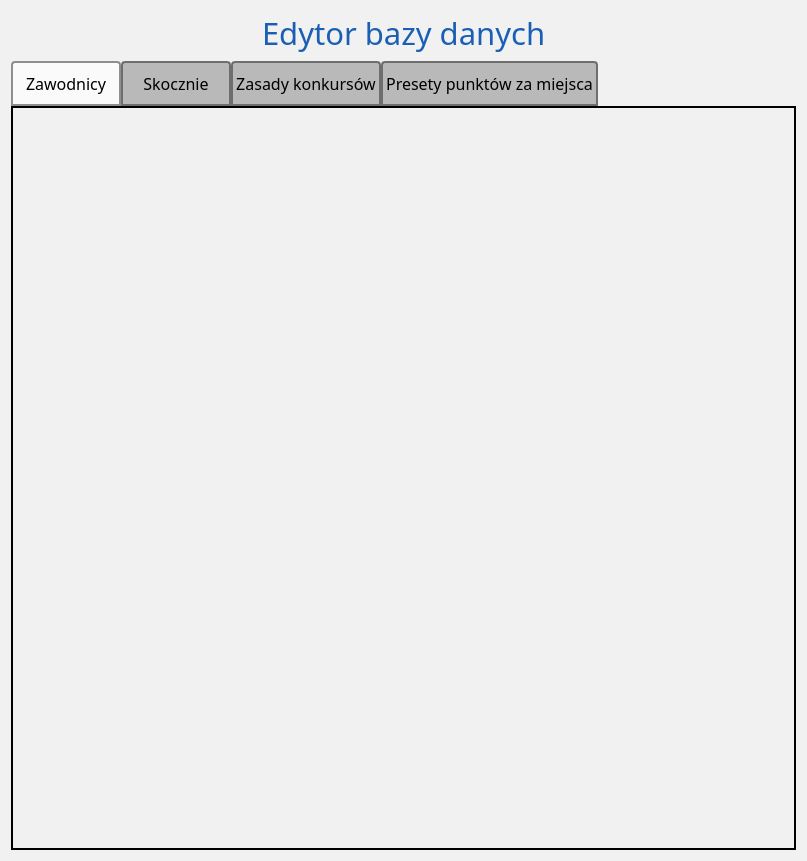
Before: the Qt Designer form source/UI/DatabaseEditor/DatabaseEditorWindow.ui in SiekamCebule/sj-sim, drawn with Qt 5.
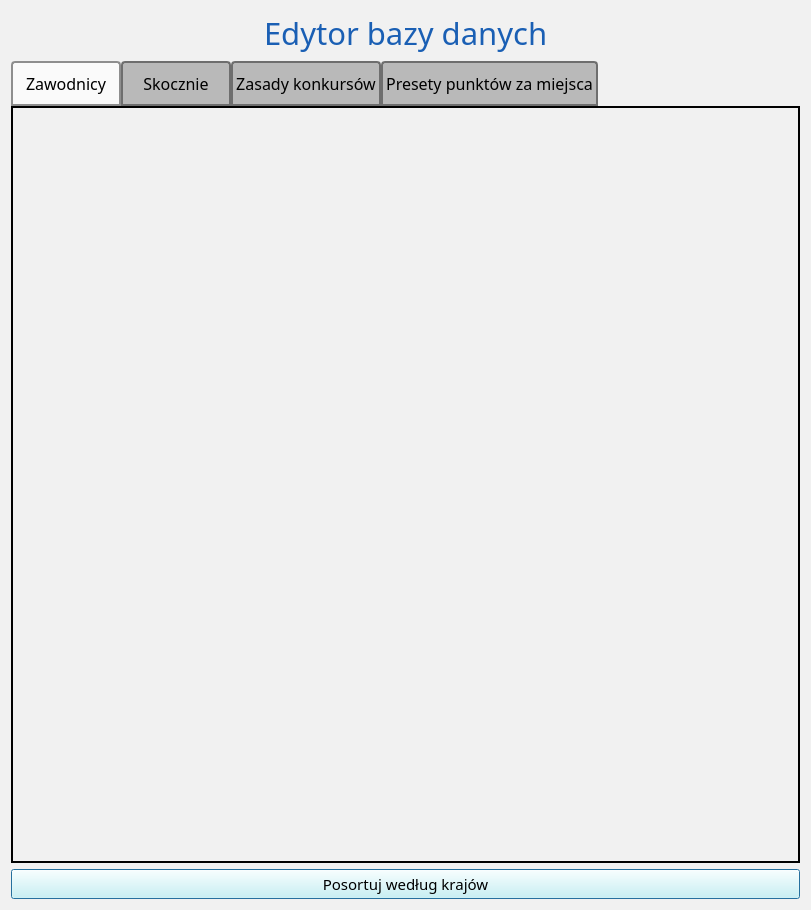
After: the same form once the commit is applied.

```diff
--- a/source/UI/DatabaseEditor/DatabaseEditorWindow.ui
+++ b/source/UI/DatabaseEditor/DatabaseEditorWindow.ui
@@ -6,8 +6,8 @@
    <rect>
     <x>0</x>
     <y>0</y>
-    <width>803</width>
-    <height>861</height>
+    <width>811</width>
+    <height>910</height>
    </rect>
   </property>
   <property name="sizePolicy">
@@ -22,7 +22,7 @@
   <property name="styleSheet">
    <string notr="true">background-color: rgb(241, 241, 241);</string>
   </property>
-  <layout class="QVBoxLayout" name="verticalLayout" stretch="0,100">
+  <layout class="QVBoxLayout" name="verticalLayout" stretch="0,100,0">
    <item>
     <layout class="QHBoxLayout" name="horizontalLayout_title">
      <item>
@@ -227,6 +227,23 @@
      </widget>
     </widget>
    </item>
+   <item>
+    <widget class="QPushButton" name="pushButton_sortByCountries">
+     <property name="font">
+      <font>
+       <family>Quicksand Medium</family>
+       <pointsize>11</pointsize>
+      </font>
+     </property>
+     <property name="styleSheet">
+      <string notr="true">color:black;
+background-color: rgb(207, 255, 252);</string>
+     </property>
+     <property name="text">
+      <string>Posortuj według krajów</string>
+     </property>
+    </widget>
+   </item>
   </layout>
  </widget>
  <resources/>
```
